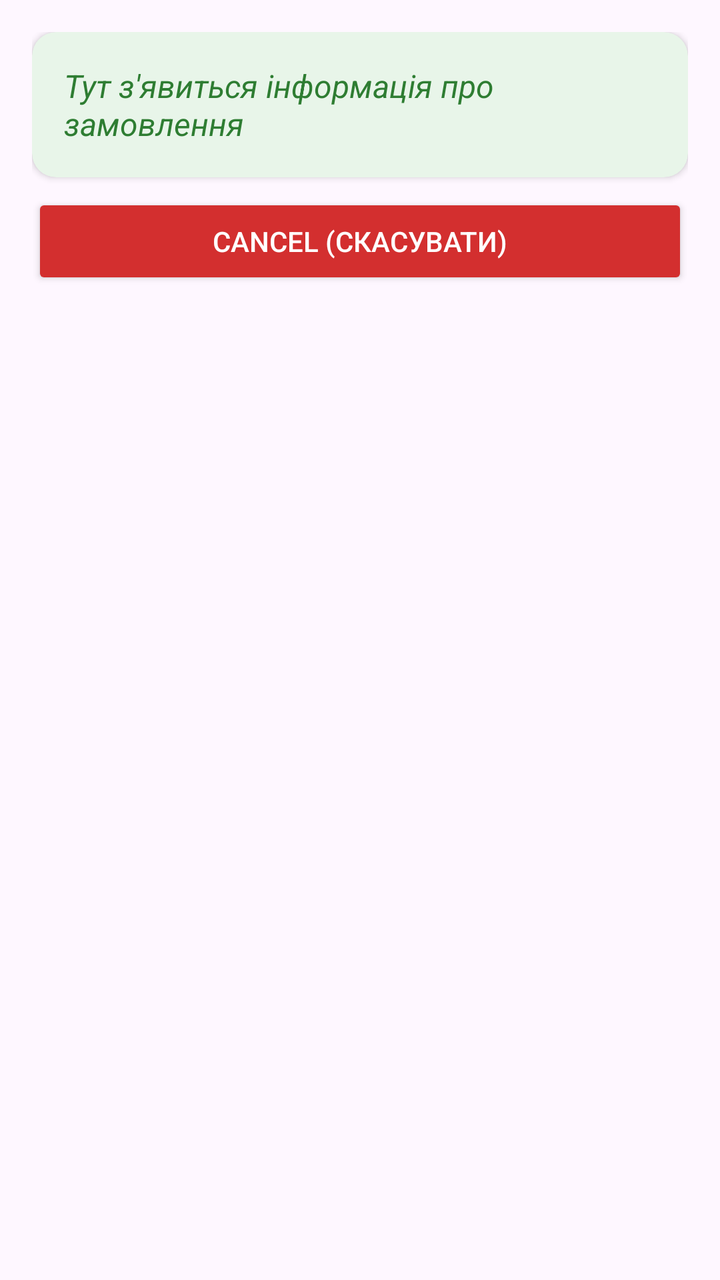
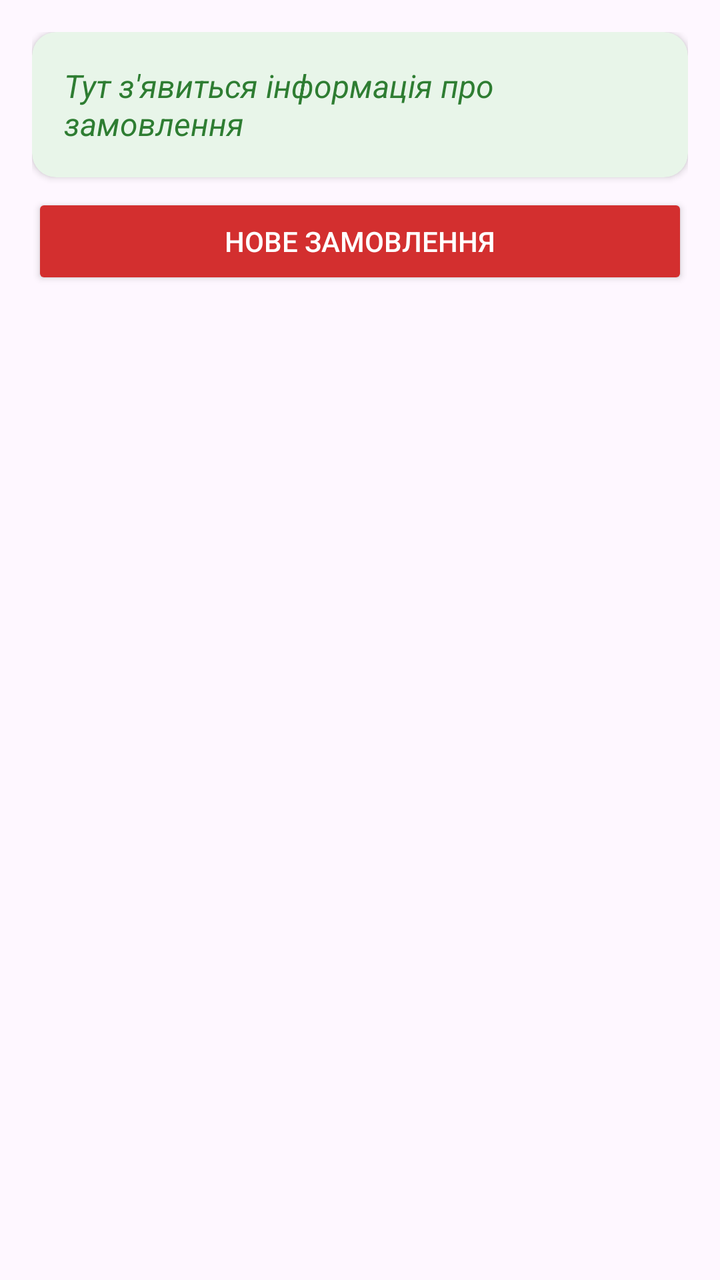

Before-and-after screenshots of an Android layout around one commit, followed by the original layout XML and the change that was made.
<!-- AndroidManifest.xml: application theme Theme.Lab1_Flowers -->
<!-- res/layout/fragment_result.xml -->
<?xml version="1.0" encoding="utf-8"?>
<LinearLayout xmlns:android="http://schemas.android.com/apk/res/android"
    xmlns:app="http://schemas.android.com/apk/res-auto"
    android:layout_width="match_parent"
    android:layout_height="wrap_content"
    android:orientation="vertical"
    android:padding="16dp">

    <androidx.cardview.widget.CardView
        android:layout_width="match_parent"
        android:layout_height="wrap_content"
        app:cardBackgroundColor="#E8F5E9"
        app:cardCornerRadius="12dp"
        app:cardElevation="2dp">

        <TextView
            android:id="@+id/textViewResult"
            android:layout_width="match_parent"
            android:layout_height="wrap_content"
            android:padding="16dp"
            android:text="Тут з'явиться інформація про замовлення"
            android:textColor="#2E7D32"
            android:textSize="16sp"
            android:textStyle="italic" />
    </androidx.cardview.widget.CardView>

    <Button
        android:id="@+id/buttonCancel"
        android:layout_width="match_parent"
        android:layout_height="wrap_content"
        android:layout_marginTop="8dp"
        android:backgroundTint="#D32F2F"
        android:text="CANCEL (СКАСУВАТИ)"
        android:textColor="#FFFFFF" />

</LinearLayout>
<!-- resources referenced by this layout -->
<resources>
  <style name="Theme.Lab1_Flowers" parent="Base.Theme.Lab1_Flowers" />
  <style name="Base.Theme.Lab1_Flowers" parent="Theme.Material3.DayNight.NoActionBar">
          
          
      </style>
</resources>

<!-- the commit's change to res/layout/fragment_result.xml (unified diff, before → after) -->
@@ -30,7 +30,7 @@
         android:layout_height="wrap_content"
         android:layout_marginTop="8dp"
         android:backgroundTint="#D32F2F"
-        android:text="CANCEL (СКАСУВАТИ)"
+        android:text="Нове замовлення"
         android:textColor="#FFFFFF" />
 
 </LinearLayout>
